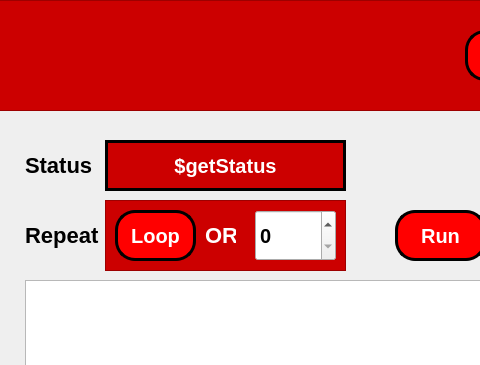
The window that view.ui (marsel23xxx/rpa-stoneguard) describes before a commit, drawn with Qt 5; both pictures show x 705 to 1185 and y 0 to 365 of the 1287 by 700 pixel window.
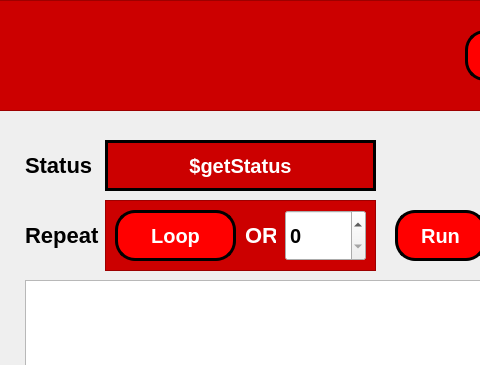
The same window after the commit.

Commit message: looping mistake

Diff of the .ui file:
```diff
--- a/view.ui
+++ b/view.ui
@@ -3216,7 +3216,7 @@
        <rect>
         <x>800</x>
         <y>200</y>
-        <width>241</width>
+        <width>271</width>
         <height>71</height>
        </rect>
       </property>
@@ -3234,7 +3234,7 @@
       <widget class="QSpinBox" name="spRunningProjectLoop">
        <property name="geometry">
         <rect>
-         <x>150</x>
+         <x>180</x>
          <y>10</y>
          <width>81</width>
          <height>51</height>
@@ -3252,7 +3252,7 @@
         <rect>
          <x>10</x>
          <y>10</y>
-         <width>81</width>
+         <width>121</width>
          <height>51</height>
         </rect>
        </property>
@@ -3311,7 +3311,7 @@
       <widget class="QLabel" name="label_37">
        <property name="geometry">
         <rect>
-         <x>100</x>
+         <x>140</x>
          <y>10</y>
          <width>31</width>
          <height>51</height>
@@ -3356,7 +3356,7 @@
        <rect>
         <x>800</x>
         <y>140</y>
-        <width>241</width>
+        <width>271</width>
         <height>51</height>
        </rect>
       </property>
```
The commit also changes 2 other files.
